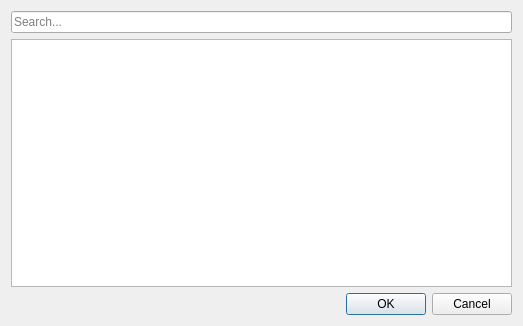
Before: the Qt Designer form src/ui/asset_chooser.ui in LNDF/Element-Editor, drawn with Qt 5.
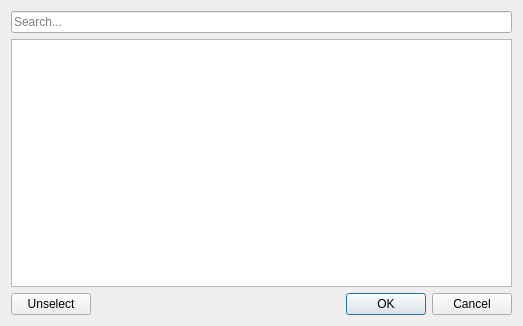
After: the same form once the commit is applied.

Commit message: Asset chooser ui progress

```diff
--- a/src/ui/asset_chooser.ui
+++ b/src/ui/asset_chooser.ui
@@ -13,6 +13,12 @@
     <height>326</height>
    </rect>
   </property>
+  <property name="sizePolicy">
+   <sizepolicy hsizetype="Fixed" vsizetype="Fixed">
+    <horstretch>0</horstretch>
+    <verstretch>0</verstretch>
+   </sizepolicy>
+  </property>
   <property name="minimumSize">
    <size>
     <width>523</width>
@@ -46,10 +52,38 @@
     <widget class="QListView" name="assets"/>
    </item>
    <item>
-    <widget class="QDialogButtonBox" name="buttons">
-     <property name="standardButtons">
-      <set>QDialogButtonBox::Cancel|QDialogButtonBox::Ok</set>
-     </property>
+    <widget class="QWidget" name="buttonbar" native="true">
+     <layout class="QHBoxLayout" name="horizontalLayout">
+      <property name="spacing">
+       <number>0</number>
+      </property>
+      <property name="leftMargin">
+       <number>0</number>
+      </property>
+      <property name="topMargin">
+       <number>0</number>
+      </property>
+      <property name="rightMargin">
+       <number>0</number>
+      </property>
+      <property name="bottomMargin">
+       <number>0</number>
+      </property>
+      <item>
+       <widget class="QPushButton" name="unselect">
+        <property name="text">
+         <string>Unselect</string>
+        </property>
+       </widget>
+      </item>
+      <item>
+       <widget class="QDialogButtonBox" name="buttons">
+        <property name="standardButtons">
+         <set>QDialogButtonBox::Cancel|QDialogButtonBox::Ok</set>
+        </property>
+       </widget>
+      </item>
+     </layout>
     </widget>
    </item>
   </layout>
```
Left out of the diff: 16 changed lines with no effect on the pictures. The commit also changes 5 other files.
